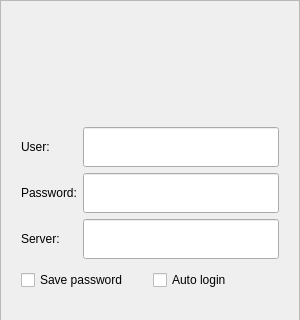
Above: Widgets/DlgLogin/FrmLogin.ui from KangLin/RabbitIm before the change; both pictures show x 0 to 300 and y 0 to 320 of the 300 by 478 pixel window. Below: the same form after it.
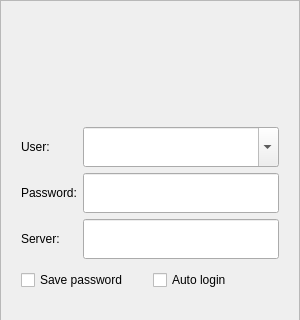
That is the form after the change. Icons and pictures are not drawn.

Commit message: 完成登录窗口中的自动登录和保存密码配置功能

```diff
--- a/Widgets/DlgLogin/FrmLogin.ui
+++ b/Widgets/DlgLogin/FrmLogin.ui
@@ -114,7 +114,7 @@
        </widget>
       </item>
       <item row="0" column="1">
-       <widget class="QLineEdit" name="lnUser">
+       <widget class="QComboBox" name="cmbUser">
         <property name="minimumSize">
          <size>
           <width>0</width>
@@ -127,6 +127,9 @@
           <height>40</height>
          </size>
         </property>
+        <property name="editable">
+         <bool>true</bool>
+        </property>
        </widget>
       </item>
       <item row="1" column="0">
```
Left out of the diff: 1 changed line with no effect on the pictures. The commit also changes 5 other files.
